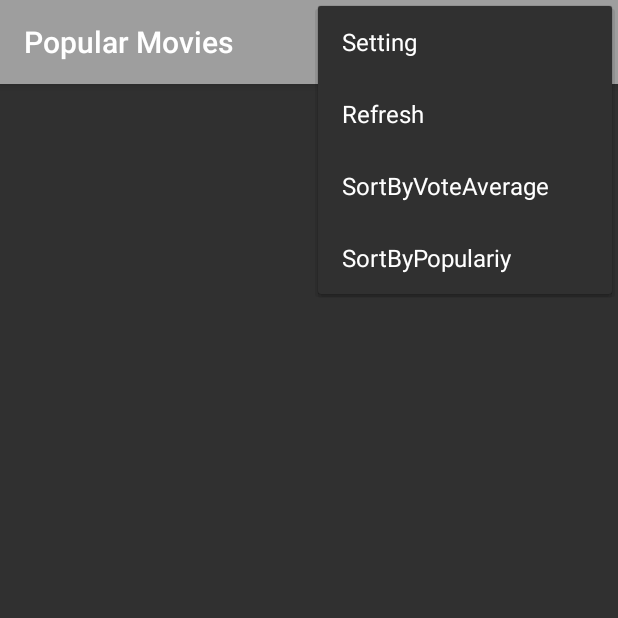
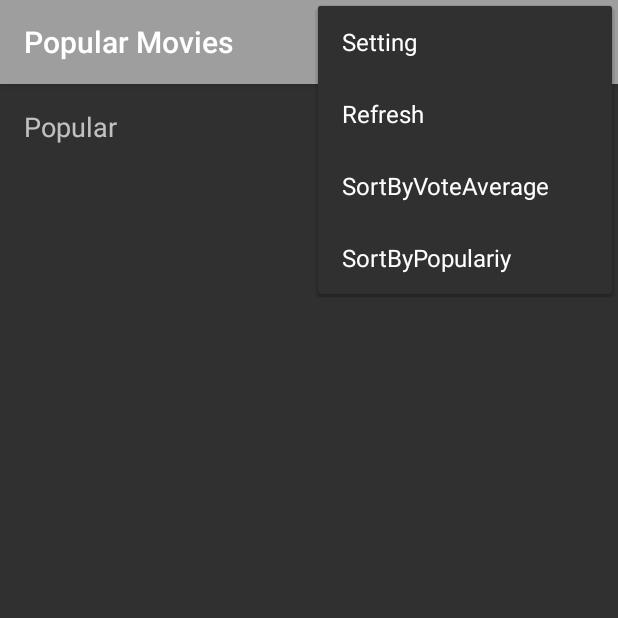
Before and after one commit to pengkunRu/Popular-Movies, an Android app: the screen it shows after launch (MainActivity), with the options menu open, on a phone screen of 412 x 824 dp, the top half of it. Run offline under Robolectric (Android 15) with nearby library versions, the phone set to English and light mode, and no system bars; our stand-ins replace Picasso; pictures from the network do not load.

Commit message:
1.29 Add a Spinner in the MainActivity lauout

```diff
--- a/app/src/main/res/layout/activity_main.xml
+++ b/app/src/main/res/layout/activity_main.xml
@@ -6,15 +6,43 @@
     android:layout_height="match_parent"
     tools:context="com.example.android.popularmovies.MainActivity">
 
-    <android.support.v7.widget.RecyclerView
-        android:layout_marginLeft="3dp"
-        xmlns:android="http://schemas.android.com/apk/res/android"
-        xmlns:tools="http://schemas.android.com/tools"
-        android:id="@+id/rv_movies"
+    <LinearLayout
         android:layout_width="match_parent"
-        android:layout_height="match_parent"
-        tools:context="com.example.android.popularmovies.MainActivity">
-    </android.support.v7.widget.RecyclerView>
+        android:layout_height="wrap_content"
+        android:orientation="vertical">
+
+        <LinearLayout
+            android:layout_width="match_parent"
+            android:layout_height="wrap_content"
+            android:orientation="horizontal"
+            android:padding="16dp">
+
+            <TextView
+                android:layout_weight="1"
+                android:textSize="18sp"
+                android:id="@+id/tv_display_category"
+                android:layout_width="0dp"
+                android:layout_height="wrap_content"
+                android:text="@string/categoty_popular" />
+
+            <Spinner
+                android:layout_weight="1"
+                android:id="@+id/sp_sort_by"
+                android:layout_width="0dp"
+                android:layout_height="wrap_content"
+                android:entries="@array/sorts_array"
+                android:prompt="@string/sorts_prompt">
+            </Spinner>
+        </LinearLayout>
+
+        <android.support.v7.widget.RecyclerView xmlns:android="http://schemas.android.com/apk/res/android"
+            xmlns:tools="http://schemas.android.com/tools"
+            android:id="@+id/rv_movies"
+            android:layout_width="match_parent"
+            android:layout_height="match_parent"
+            android:layout_marginLeft="3dp"
+            tools:context="com.example.android.popularmovies.MainActivity"></android.support.v7.widget.RecyclerView>
+    </LinearLayout>
 
     <TextView
         android:id="@+id/tv_display_error_message"
@@ -28,9 +56,9 @@
         android:visibility="invisible" />
 
     <ProgressBar
-        android:layout_centerInParent="true"
         android:id="@+id/pb_loading_indicator"
         android:layout_width="42dp"
         android:layout_height="42dp"
+        android:layout_centerInParent="true"
         android:visibility="invisible" />
 </RelativeLayout>
--- /dev/null
+++ b/app/src/main/res/values/sorts_array.xml
@@ -0,0 +1,7 @@
+<?xml version="1.0" encoding="utf-8"?>
+<resources>
+    <string-array name="sorts_array">
+        <item>Popularity</item>
+        <item>Vote Average</item>
+    </string-array>
+</resources>
--- a/app/src/main/res/values/strings.xml
+++ b/app/src/main/res/values/strings.xml
@@ -7,4 +7,14 @@
     <!-- Add a string stating that an error has occurred-->
     <string name="error_message">Failed to get result,Please try again.</string>
     <string name="title_activity_detail">DetailActivity</string>
+
+    <!-- Add a string stating that category information-->
+    <string name="categoty_popular">Popular</string>
+    <string name="categoty_latest">Latest</string>
+    <string name="categoty_now_playing">Now Playing</string>
+    <string name="categoty_top_rated">Top Rated</string>
+    <string name="categoty_upcoming">Upcoming</string>
+
+    <!-- Add a string stating that Spinner prompt-->
+    <string name="sorts_prompt">Popularity</string>
 </resources>
```
